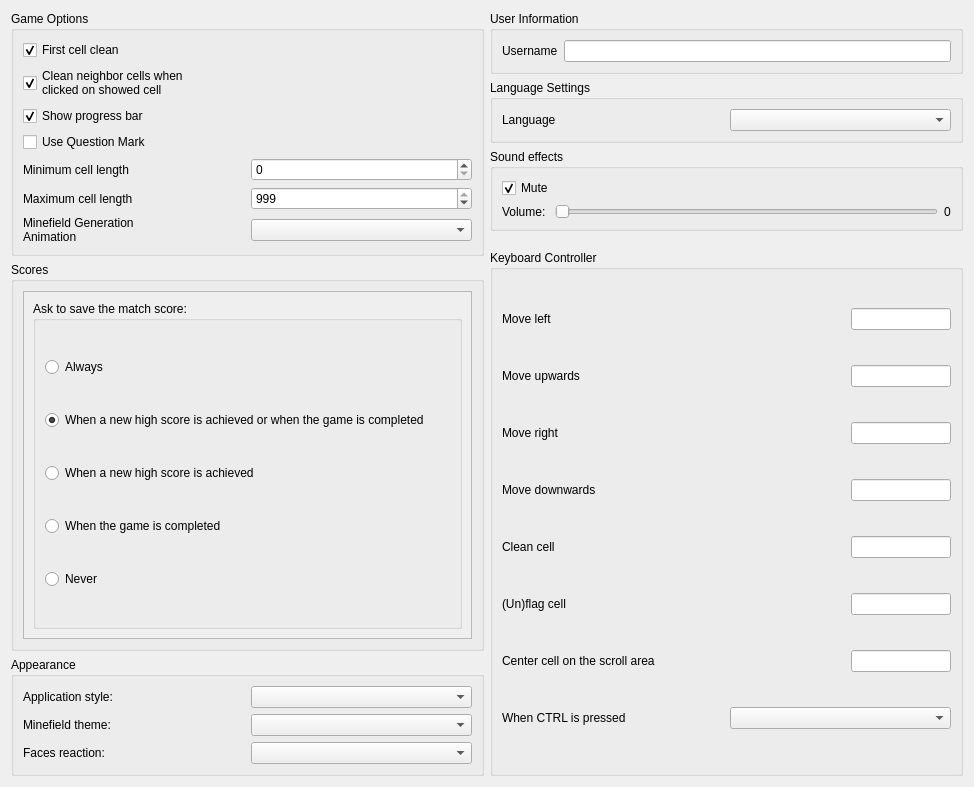
Before: the Qt Designer form src/libreminespreferencesdialog.ui in Bollos00/LibreMines, drawn with Qt 5.
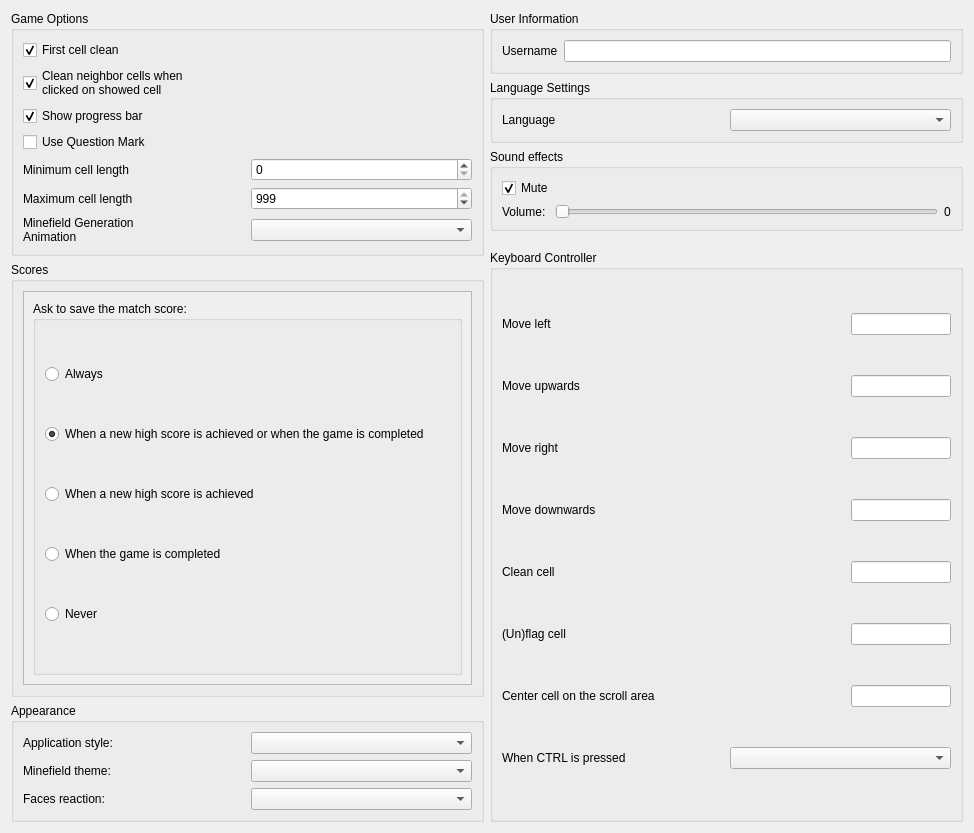
After: the same form once the commit is applied. Custom widgets are drawn as their Qt base class.

Commit message: Spin Box suffix added. Check box resized

Patch:
```diff
--- a/src/libreminespreferencesdialog.ui
+++ b/src/libreminespreferencesdialog.ui
@@ -7,7 +7,7 @@
     <x>0</x>
     <y>0</y>
     <width>974</width>
-    <height>787</height>
+    <height>833</height>
    </rect>
   </property>
   <property name="windowTitle">
@@ -209,7 +209,7 @@
            <x>0</x>
            <y>0</y>
            <width>570</width>
-           <height>237</height>
+           <height>264</height>
           </rect>
          </property>
          <layout class="QVBoxLayout" name="verticalLayout_7">
```
The commit also changes 1 other file.
